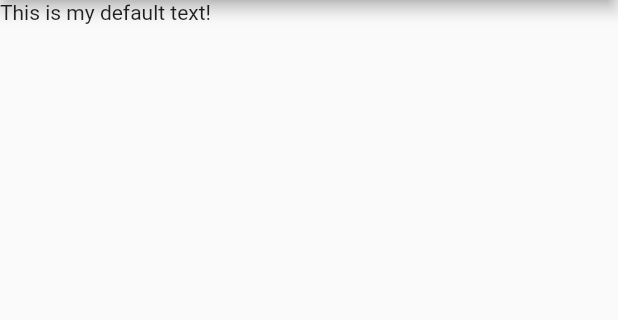
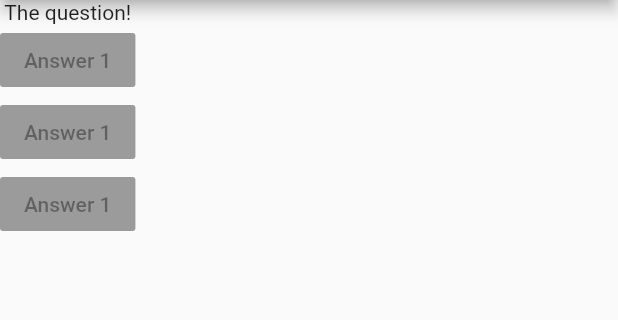
Before and after one commit to parkerleblanc01/LearnFlutter, a Flutter app: the screen it shows after launch, on a phone screen of 412 x 824 dp, the part 84-404 px from its top. Run offline on Flutter 3.47's test engine with Material 2 defaults, Android fonts, the phone set to English and light mode, and no system bars.

Commit message:
Add multiple widgets using coolumns and rows

```diff
--- a/flutter_quiz/lib/main.dart
+++ b/flutter_quiz/lib/main.dart
@@ -8,12 +8,33 @@ void main() {
 class FlutterQuiz extends StatelessWidget {
   @override //Decorator: Makes the code a little bit clearerbh
   Widget build(BuildContext context) {
+    var questions = [
+      'What\'s your favorite color?',
+      'What\'s your favorite animal?'
+    ];
+
     return MaterialApp(
       home: Scaffold(
         appBar: AppBar(
           title: Text("My First App"),
         ),
-        body: Text("This is my default text!"),
+        body: Column(
+          children: [
+            Text('The question!'),
+            RaisedButton(
+              child: Text('Answer 1'),
+              onPressed: null,
+            ),
+            RaisedButton(
+              child: Text('Answer 1'),
+              onPressed: null,
+            ),
+            RaisedButton(
+              child: Text('Answer 1'),
+              onPressed: null,
+            ),
+          ],
+        ),
       ),
     );
   }
```
